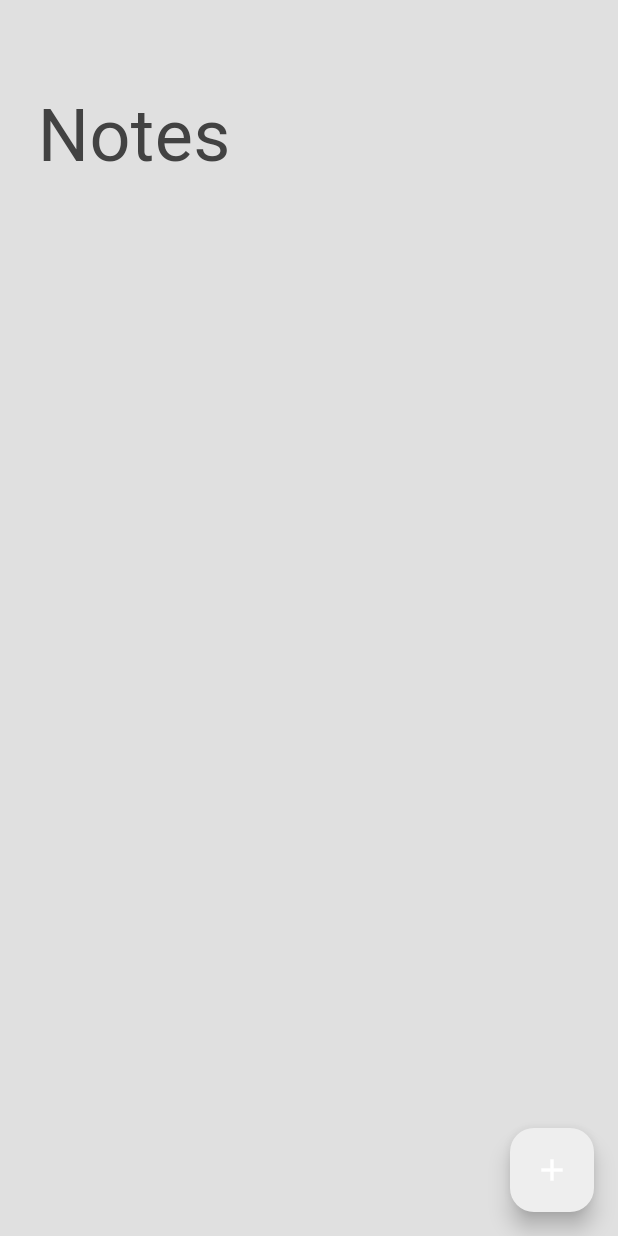
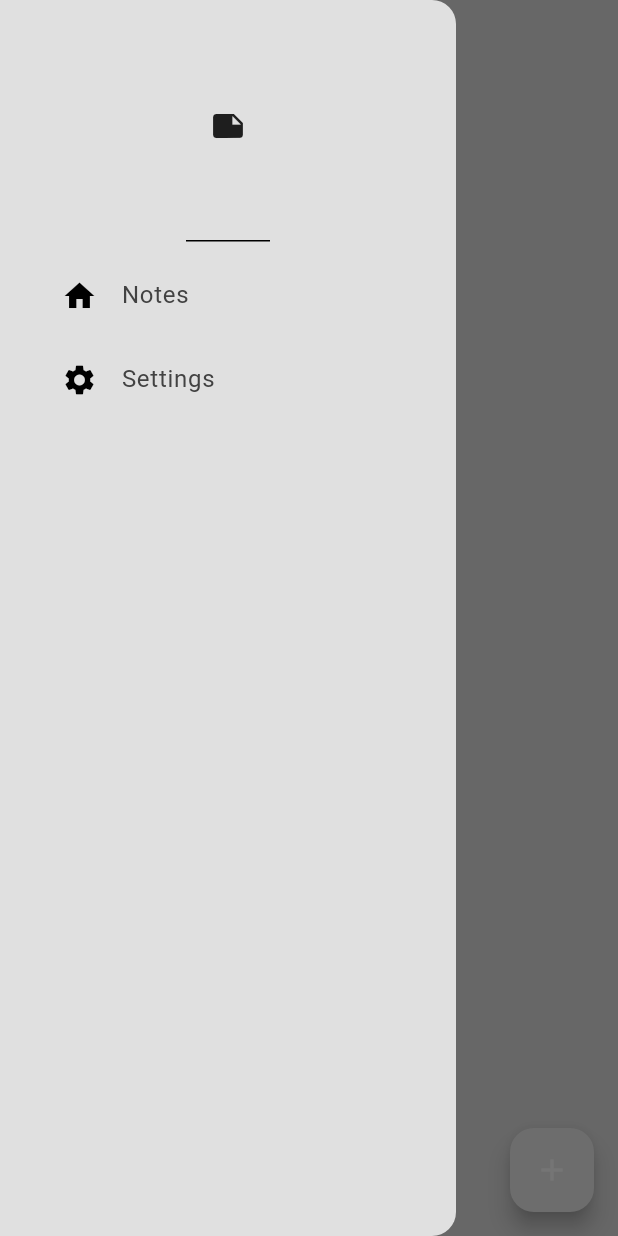
Before and after one commit to mbelk059/Notes-App, a Flutter app: the screen it shows after launch, with the side drawer open (before the commit the screen has no drawer), on a phone screen of 412 x 824 dp. Run offline on Flutter 3.47's test engine with Material 3 defaults, Android fonts, the phone set to English and light mode, and no system bars; our stand-ins replace google_fonts, isar; accounts and stored records are empty; generated files the repository leaves out were written again.

Commit message:
add menu drawer

```diff
--- /dev/null
+++ b/notes_app/lib/components/drawer.dart
@@ -0,0 +1,35 @@
+import 'package:flutter/material.dart';
+import 'package:notes_app/components/drawer_tile.dart';
+
+class MyDrawer extends StatelessWidget {
+  const MyDrawer({super.key});
+
+  @override
+  Widget build(BuildContext context) {
+    return Drawer(
+      backgroundColor: Theme.of(context).colorScheme.background,
+      child: Column(
+        children: [
+          // header
+          const DrawerHeader(
+            child: Icon(Icons.note),
+          ),
+
+          // notes tile
+          DrawerTile(
+            title: "Notes",
+            leading: const Icon(Icons.home),
+            ontap: () => Navigator.pop(context),
+          ),
+
+          // settings tile
+          DrawerTile(
+            title: "Settings",
+            leading: const Icon(Icons.settings),
+            ontap: () {},
+          ),
+        ],
+      ),
+    );
+  }
+}
--- /dev/null
+++ b/notes_app/lib/components/drawer_tile.dart
@@ -0,0 +1,29 @@
+import 'package:flutter/material.dart';
+
+class DrawerTile extends StatelessWidget {
+  final String title;
+  final Widget leading;
+  final void Function()? ontap;
+
+  const DrawerTile({
+    super.key,
+    required this.title,
+    required this.leading,
+    required this.ontap,
+  });
+
+  @override
+  Widget build(BuildContext context) {
+    return Padding(
+      padding: const EdgeInsets.only(left: 25.0),
+      child: ListTile(
+        title: Text(
+          title,
+          style: TextStyle(color: Theme.of(context).colorScheme.inversePrimary),
+        ),
+        leading: leading,
+        onTap: ontap,
+      ),
+    );
+  }
+}
--- a/notes_app/lib/pages/notes_page.dart
+++ b/notes_app/lib/pages/notes_page.dart
@@ -1,6 +1,7 @@
 import 'package:flutter/material.dart';
 import 'package:flutter/widgets.dart';
 import 'package:google_fonts/google_fonts.dart';
+import 'package:notes_app/components/drawer.dart';
 import 'package:notes_app/models/note.dart';
 import 'package:notes_app/models/note_database.dart';
 import 'package:provider/provider.dart';
@@ -107,12 +108,14 @@ class _NotesPageState extends State<NotesPage> {
       appBar: AppBar(
         elevation: 0,
         backgroundColor: Colors.transparent,
+        foregroundColor: Theme.of(context).colorScheme.inversePrimary,
       ),
       backgroundColor: Theme.of(context).colorScheme.background,
       floatingActionButton: FloatingActionButton(
         onPressed: createNote,
         child: const Icon(Icons.add),
       ),
+      drawer: const MyDrawer(),
       body: Column(
         crossAxisAlignment: CrossAxisAlignment.start,
         children: [
```
Also changed, not shown: notes_app/lib/pages/settings_page.dart (added).
